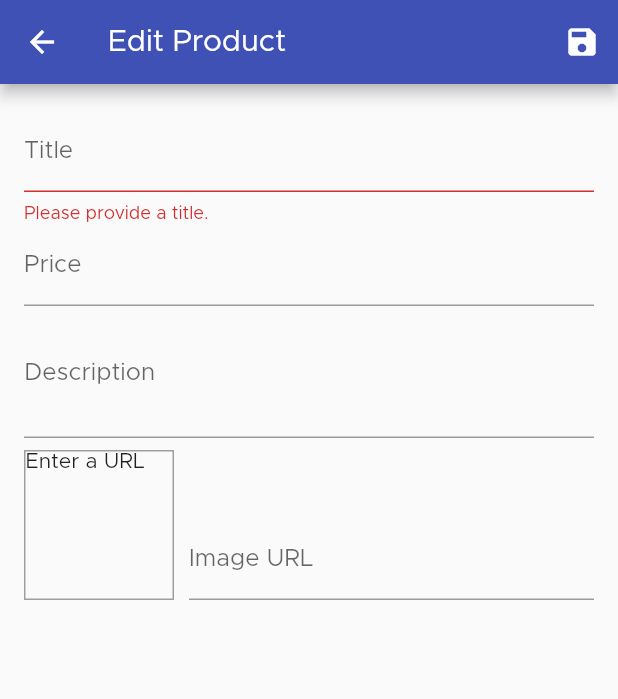
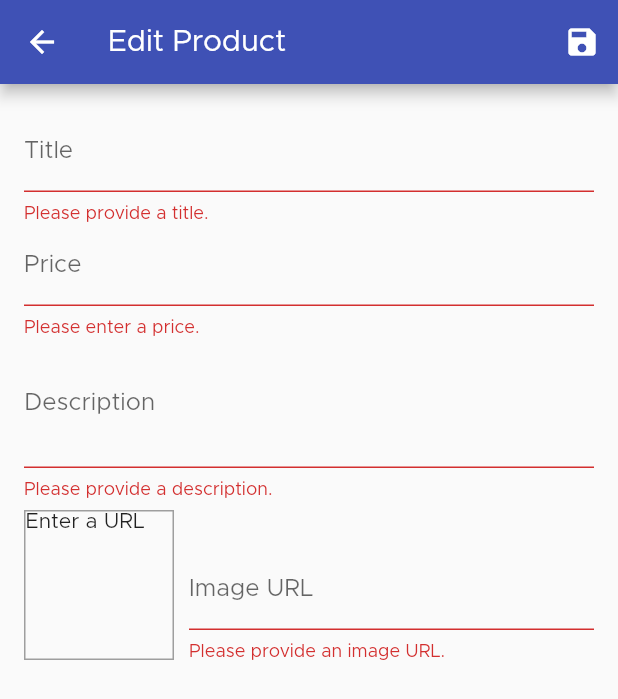
Before and after one commit to nekoto-kun/shop_app, a Flutter app: the EditProductScreen screen opened by its route, after a tap on the "save" icon, on a phone screen of 412 x 824 dp. Shown: the top 699 px of the screen. Run offline on Flutter 3.47's test engine with Material 2 defaults, Android fonts, the phone set to English and light mode, and no system bars; network calls fail.

Commit message:
Module 9.13

```diff
--- a/lib/screens/edit_product_screen.dart
+++ b/lib/screens/edit_product_screen.dart
@@ -42,6 +42,13 @@ class _EditProductScreenState extends State<EditProductScreen> {
 
   void _updateImageUrl() {
     if (!_imageUrlFocusNode.hasFocus) {
+      if ((!_imageUrlController.text.startsWith('http') &&
+              !_imageUrlController.text.startsWith('https')) ||
+          (!_imageUrlController.text.endsWith('.png') &&
+              !_imageUrlController.text.endsWith('.jpg') &&
+              !_imageUrlController.text.endsWith('.jpeg'))) {
+        return;
+      }
       setState(() {});
     }
   }
@@ -86,7 +93,12 @@ class _EditProductScreenState extends State<EditProductScreen> {
                     id: null,
                   );
                 },
-                validator: (value) => value.isEmpty ? 'Please provide a title.' : null,
+                validator: (value) {
+                  if (value.isEmpty) {
+                    return 'Please provide a title.';
+                  }
+                  return null;
+                },
               ),
               TextFormField(
                 decoration: InputDecoration(labelText: 'Price'),
@@ -104,6 +116,18 @@ class _EditProductScreenState extends State<EditProductScreen> {
                     id: null,
                   );
                 },
+                validator: (value) {
+                  if (value.isEmpty) {
+                    return 'Please enter a price.';
+                  }
+                  if (double.tryParse(value) == null) {
+                    return 'Please enter a valid number.';
+                  }
+                  if (double.parse(value) <= 0) {
+                    return 'Please enter a number greater than zero.';
+                  }
+                  return null;
+                },
               ),
               TextFormField(
                 decoration: InputDecoration(labelText: 'Description'),
@@ -118,6 +142,15 @@ class _EditProductScreenState extends State<EditProductScreen> {
                     imageUrl: _editedProduct.imageUrl,
                     id: null,
                   );
+                },
+                validator: (value) {
+                  if (value.isEmpty) {
+                    return 'Please provide a description.';
+                  }
+                  if (value.length < 10) {
+                    return 'Should be at least 10 characters long.';
+                  }
+                  return null;
                 },
               ),
               Row(
@@ -156,6 +189,21 @@ class _EditProductScreenState extends State<EditProductScreen> {
                           id: null,
                         );
                       },
+                      validator: (value) {
+                        if (value.isEmpty) {
+                          return 'Please provide an image URL.';
+                        }
+                        if (!value.startsWith('http') &&
+                            !value.startsWith('https')) {
+                          return 'Please enter a valid URL.';
+                        }
+                        if (!value.endsWith('.png') &&
+                            !value.endsWith('.jpg') &&
+                            !value.endsWith('.jpeg')) {
+                          return 'Please enter a valid image URL.';
+                        }
+                        return null;
+                      },
                     ),
                   ),
                 ],
```
